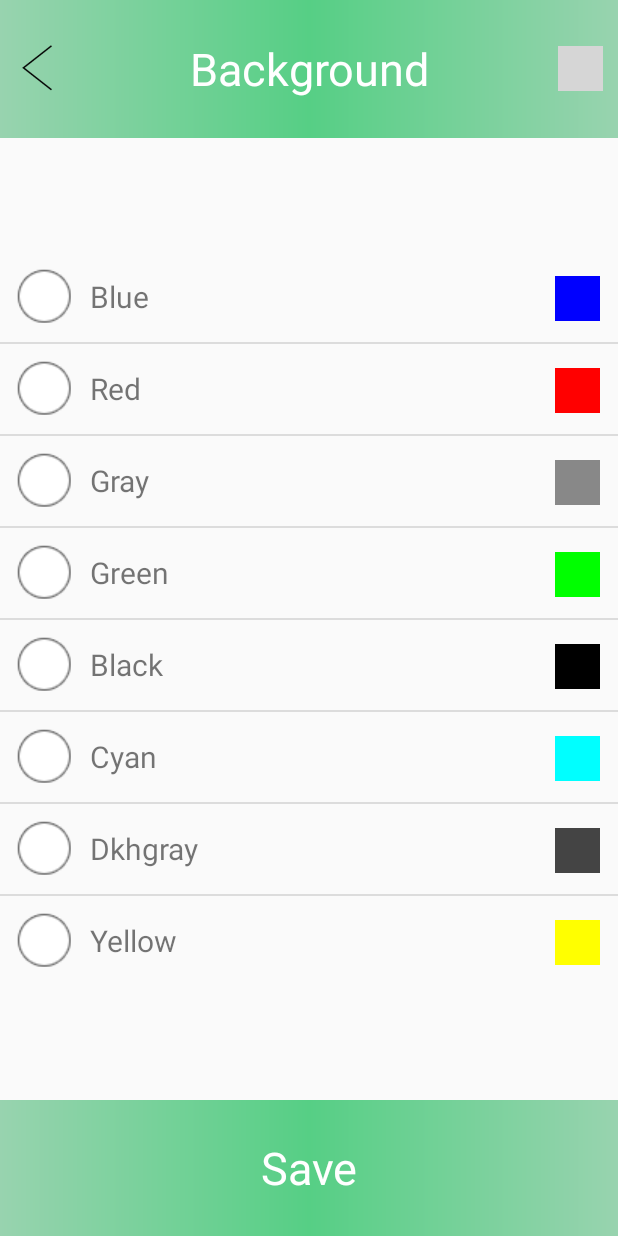
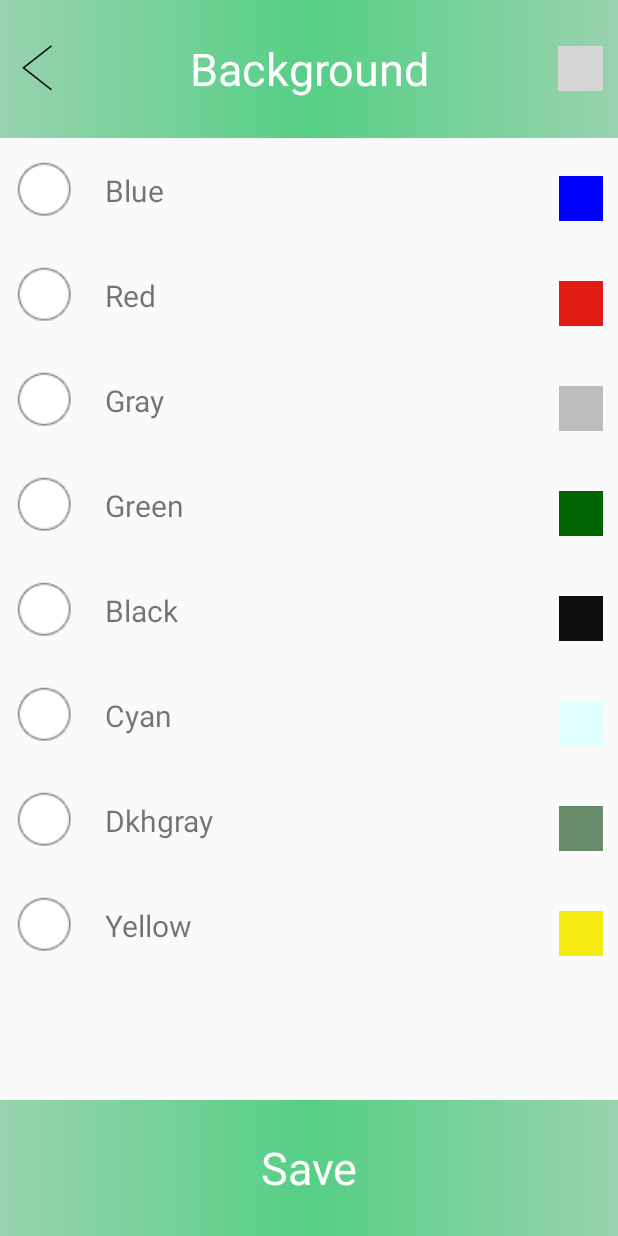
Before and after one commit to ngochung0902/Demo1, an Android app: the ActBackground screen opened directly, with no data from a screen before it, on a phone screen of 412 x 824 dp. Run offline under Robolectric (Android 15) with nearby library versions, the light colour scheme and no system bars; grey boxes are pictures that could not be loaded.

Commit message:
add single choice color

```diff
--- a/app/build.gradle
+++ b/app/build.gradle
@@ -23,4 +23,7 @@ dependencies {
     compile fileTree(dir: 'libs', include: ['*.jar'])
     testCompile 'junit:junit:4.12'
     compile 'com.android.support:appcompat-v7:25.3.1'
+
+    compile 'com.android.support:design:25.1.0'
+    compile 'com.android.support:recyclerview-v7:25.1.0'
 }
--- a/app/src/main/java/com/company/qts/Adapter/AdapterLVBackground.java
+++ /dev/null
@@ -1,60 +0,0 @@
-package com.company.qts.Adapter;
-
-import android.content.Context;
-import android.view.LayoutInflater;
-import android.view.View;
-import android.view.ViewGroup;
-import android.widget.BaseAdapter;
-import android.widget.ImageView;
-import android.widget.TextView;
-
-import com.company.qts.Object.LineLVBackground;
-import com.company.qts.demo1.R;
-
-import java.util.ArrayList;
-
-/**
- * Created by MyPC on 26/07/2017.
- */
-public class AdapterLVBackground extends BaseAdapter {
-
-    Context context;
-    ArrayList<LineLVBackground> arrayList;
-
-    public AdapterLVBackground(Context context, ArrayList<LineLVBackground> arrayList) {
-        this.context = context;
-        this.arrayList = arrayList;
-    }
-
-    @Override
-    public int getCount() {
-        return arrayList.size();
-    }
-
-    @Override
-    public Object getItem(int position) {
-        return arrayList.get(position);
-    }
-
-    @Override
-    public long getItemId(int position) {
-        return 0;
-    }
-
-    @Override
-    public View getView(int position, View convertView, ViewGroup parent) {
-        LayoutInflater inflater = (LayoutInflater) context.getSystemService(Context.LAYOUT_INFLATER_SERVICE);
-        convertView = inflater.inflate(R.layout.line_lv_background,null);
-
-        LineLVBackground lineLVBackground = arrayList.get(position);
-
-        TextView tv_viewcolor = (TextView) convertView.findViewById(R.id.tv_viewcolor);
-        TextView tv_namecolor = (TextView) convertView.findViewById(R.id.tv_namecolor);
-        ImageView img_nocheck = (ImageView) convertView.findViewById(R.id.img_nocheck);
-
-        img_nocheck.setImageResource(lineLVBackground.getImg_check());
-        tv_namecolor.setText(lineLVBackground.getNamecolor());
-        tv_viewcolor.setBackgroundColor(lineLVBackground.getImg_colorview());
-        return convertView;
-    }
-}
--- /dev/null
+++ b/app/src/main/java/com/company/qts/Adapter/SingleCheckAdapter.java
@@ -0,0 +1,94 @@
+package com.company.qts.Adapter;
+
+import android.content.Context;
+import android.support.v7.widget.RecyclerView;
+import android.view.LayoutInflater;
+import android.view.View;
+import android.view.ViewGroup;
+import android.widget.AdapterView;
+import android.widget.RadioButton;
+import android.widget.TextView;
+
+import com.company.qts.Object.LineLVBackground;
+import com.company.qts.demo1.R;
+
+import java.util.List;
+
+/**
+ * Created by MyPC on 26/07/2017.
+ */
+public class SingleCheckAdapter extends RecyclerView.Adapter<SingleCheckAdapter.SingleCheckViewHolder> {
+
+    private int mSelectedItem = -1;
+    private List<LineLVBackground> mSingleCheckList;
+    private Context mContext;
+    private AdapterView.OnItemClickListener onItemClickListener;
+
+    public SingleCheckAdapter(Context context, List<LineLVBackground> listItems) {
+        mContext = context;
+        mSingleCheckList = listItems;
+    }
+
+    @Override
+    public SingleCheckViewHolder onCreateViewHolder(ViewGroup viewGroup, int i) {
+        LayoutInflater inflater = LayoutInflater.from(mContext);
+        final View view = inflater.inflate(R.layout.line_lv_background, viewGroup, false);
+        return new SingleCheckViewHolder(view, this);
+    }
+
+    @Override
+    public void onBindViewHolder(SingleCheckViewHolder viewHolder, final int position) {
+        LineLVBackground item = mSingleCheckList.get(position);
+        try {
+            viewHolder.setDateToView(item, position);
+        } catch (Exception e) {
+            e.printStackTrace();
+        }
+    }
+
+    @Override
+    public int getItemCount() {
+        return mSingleCheckList.size();
+    }
+
+    public void setOnItemClickListener(AdapterView.OnItemClickListener onItemClickListener) {
+        this.onItemClickListener = onItemClickListener;
+    }
+
+
+    public void onItemHolderClick(SingleCheckViewHolder holder) {
+        if (onItemClickListener != null)
+            onItemClickListener.onItemClick(null, holder.itemView, holder.getAdapterPosition(), holder.getItemId());
+    }
+
+    class SingleCheckViewHolder extends RecyclerView.ViewHolder implements View.OnClickListener {
+
+        private SingleCheckAdapter mAdapter;
+        private RadioButton mRadio;
+        private TextView mText,tv_colorview;
+
+        public SingleCheckViewHolder(View itemView, final SingleCheckAdapter mAdapter) {
+            super(itemView);
+            this.mAdapter = mAdapter;
+
+            mText = (TextView) itemView.findViewById(R.id.tv_namecolor);
+            mRadio = (RadioButton) itemView.findViewById(R.id.img_nocheck);
+            tv_colorview = (TextView) itemView.findViewById(R.id.tv_viewcolor);
+            itemView.setOnClickListener(this);
+            mRadio.setOnClickListener(this);
+        }
+
+        public void setDateToView(LineLVBackground item, int position) throws Exception {
+            mRadio.setChecked(position == mSelectedItem);
+            mText.setText(item.getNamecolor());
+            tv_colorview.setBackgroundResource(item.getImg_colorview());
+        }
+
+        @Override
+        public void onClick(View v) {
+            mSelectedItem = getAdapterPosition();
+            notifyItemRangeChanged(0, mSingleCheckList.size());
+            mAdapter.onItemHolderClick(SingleCheckViewHolder.this);
+        }
+    }
+}
--- a/app/src/main/java/com/company/qts/Object/LineLVBackground.java
+++ b/app/src/main/java/com/company/qts/Object/LineLVBackground.java
@@ -18,6 +18,11 @@ public class LineLVBackground {
 
     public LineLVBackground(int img_check) {
         this.img_check = img_check;
+    }
+
+    public LineLVBackground(String namecolor, int img_colorview) {
+        this.namecolor = namecolor;
+        this.img_colorview = img_colorview;
     }
 
     public int getImg_check() {
--- a/app/src/main/java/com/company/qts/demo1/ActBackground.java
+++ b/app/src/main/java/com/company/qts/demo1/ActBackground.java
@@ -1,27 +1,35 @@
 package com.company.qts.demo1;
 
+import android.content.DialogInterface;
 import android.graphics.Color;
 import android.os.Bundle;
+import android.support.v7.app.AlertDialog;
 import android.support.v7.app.AppCompatActivity;
+import android.support.v7.widget.LinearLayoutManager;
+import android.support.v7.widget.RecyclerView;
 import android.view.View;
 import android.widget.AdapterView;
 import android.widget.ImageView;
 import android.widget.ListView;
 import android.widget.TextView;
 
-import com.company.qts.Adapter.AdapterLVBackground;
+import com.company.qts.Adapter.SingleCheckAdapter;
 import com.company.qts.Object.LineLVBackground;
 import com.company.qts.helper.QTSHelp;
 
 import java.util.ArrayList;
+import java.util.List;
 
 public class ActBackground extends AppCompatActivity implements AdapterView.OnItemClickListener {
 
-    private ArrayList<LineLVBackground> arrbackground = new ArrayList<>();
+//    private ArrayList<LineLVBackground> arrbackground = new ArrayList<>();
     ListView lv_background;
+    RecyclerView rclview;
     ImageView img_arrow;
     TextView tv_save;
     int color;
+    private List<LineLVBackground> mSingleCheckList = new ArrayList<>();
+    private SingleCheckAdapter mAdapter;
 
     @Override
     protected void onCreate(Bundle savedInstanceState) {
@@ -31,9 +39,11 @@ public class ActBackground extends AppCompatActivity implements AdapterView.OnIt
         initUI();
 
         dataarr();
-        AdapterLVBackground adapterlvbackground = new AdapterLVBackground(this,arrbackground);
-        lv_background.setAdapter(adapterlvbackground);
-        lv_background.setOnItemClickListener(this);
+
+        mAdapter = new SingleCheckAdapter(this, mSingleCheckList);
+        rclview.setLayoutManager(new LinearLayoutManager(this));
+        rclview.setAdapter(mAdapter);
+        mAdapter.setOnItemClickListener(this);
 
         img_arrow.setOnClickListener(new View.OnClickListener() {
             @Override
@@ -45,32 +55,48 @@ public class ActBackground extends AppCompatActivity implements AdapterView.OnIt
         tv_save.setOnClickListener(new View.OnClickListener() {
             @Override
             public void onClick(View v) {
-                QTSHelp.showToast(ActBackground.this,"save success!");
-                QTSHelp.setColor(ActBackground.this,color);
+                AlertDialog.Builder builder = new AlertDialog.Builder(ActBackground.this);
+                builder.setIcon(R.drawable.img_error);
+                builder.setTitle("Demo1");
+                builder.setMessage("Do you agree?");
+                builder.setPositiveButton("Yes", new DialogInterface.OnClickListener() {
+                    @Override
+                    public void onClick(DialogInterface dialog, int which) {
+                        QTSHelp.setColor(ActBackground.this, color);
+                        onBackPressed();
+                    }
+                });
+                builder.setNegativeButton("No", new DialogInterface.OnClickListener() {
+                    @Override
+                    public void onClick(DialogInterface dialog, int which) {
+
+                    }
+                });
+                builder.show();
             }
         });
     }
 
     private void dataarr() {
-        arrbackground.add((new LineLVBackground(R.drawable.img_nocheck,"Blue",Color.BLUE)));
-        arrbackground.add((new LineLVBackground(R.drawable.img_nocheck,"Red",Color.RED)));
-        arrbackground.add((new LineLVBackground(R.drawable.img_nocheck,"Gray",Color.GRAY)));
-        arrbackground.add((new LineLVBackground(R.drawable.img_nocheck,"Green",Color.GREEN)));
-        arrbackground.add((new LineLVBackground(R.drawable.img_nocheck,"Black",Color.BLACK)));
-        arrbackground.add((new LineLVBackground(R.drawable.img_nocheck,"Cyan",Color.CYAN)));
-        arrbackground.add((new LineLVBackground(R.drawable.img_nocheck,"Dkhgray",Color.DKGRAY)));
-        arrbackground.add((new LineLVBackground(R.drawable.img_nocheck,"Yellow",Color.YELLOW)));
+        mSingleCheckList.add((new LineLVBackground("Blue", R.color.blue)));
+        mSingleCheckList.add((new LineLVBackground("Red", R.color.red)));
+        mSingleCheckList.add((new LineLVBackground("Gray", R.color.gray)));
+        mSingleCheckList.add((new LineLVBackground("Green", R.color.green)));
+        mSingleCheckList.add((new LineLVBackground("Black",R.color.black)));
+        mSingleCheckList.add((new LineLVBackground("Cyan", R.color.cyan)));
+        mSingleCheckList.add((new LineLVBackground("Dkhgray", R.color.dkgray)));
+        mSingleCheckList.add((new LineLVBackground("Yellow", R.color.yellow)));
     }
 
     private void initUI() {
-        lv_background = (ListView) findViewById(R.id.lv_background);
         img_arrow = (ImageView) findViewById(R.id.img_arrow);
         tv_save = (TextView) findViewById(R.id.tv_save);
+        rclview = (RecyclerView) findViewById(R.id.rclview);
     }
 
     @Override
     public void onItemClick(AdapterView<?> parent, View view, int position, long id) {
-        switch (position){
+        switch (position) {
                     case 0:
                         color = Color.BLUE;
                         break;
@@ -90,7 +116,7 @@ public class ActBackground extends AppCompatActivity implements AdapterView.OnIt
                         color = Color.CYAN;
                         break;
                     case 6:
-                color=Color.DKGRAY;
+                        color = Color.DKGRAY;
                         break;
                     case 7:
                         color = Color.YELLOW;
--- a/app/src/main/java/com/company/qts/demo1/ActHome.java
+++ b/app/src/main/java/com/company/qts/demo1/ActHome.java
@@ -18,8 +18,6 @@ public class ActHome extends AppCompatActivity {
         super.onCreate(savedInstanceState);
         setContentView(R.layout.activity_act_home);
 
-
-
         initUI();
 
         img_sthome.setOnClickListener(new View.OnClickListener() {
@@ -30,11 +28,17 @@ public class ActHome extends AppCompatActivity {
                 startActivity(intent);
             }
         });
-        ln_home.setBackgroundColor(QTSHelp.getColor(this));
+       // ln_home.setBackgroundColor(QTSHelp.getColor(this));
     }
 
     public void initUI(){
         img_sthome = (ImageView) findViewById(R.id.img_sthome);
         ln_home = (LinearLayout) findViewById(R.id.ln_home);
     }
+
+    @Override
+    protected void onResume() {
+        super.onResume();
+        ln_home.setBackgroundColor(QTSHelp.getColor(this));
+    }
 }
--- a/app/src/main/java/com/company/qts/demo1/ActLogin.java
+++ b/app/src/main/java/com/company/qts/demo1/ActLogin.java
@@ -25,6 +25,7 @@ public class ActLogin extends AppCompatActivity {
     Button bt_submit;
     TextView tv_register;
     ProgressDialog myProgress;
+
     @Override
     protected void onCreate(Bundle savedInstanceState) {
         super.onCreate(savedInstanceState);
@@ -138,8 +139,4 @@ public class ActLogin extends AppCompatActivity {
         bt_submit = (Button) findViewById(R.id.bt_submit);
         tv_register = (TextView)findViewById(R.id.tv_register);
     }
-    public void onclickSubmit(){
-
-    }
-
 }
--- /dev/null
+++ b/app/src/main/res/drawable/customradiobutton.xml
@@ -0,0 +1,6 @@
+<?xml version="1.0" encoding="utf-8"?>
+<selector xmlns:android="http://schemas.android.com/apk/res/android" >
+    <item android:state_checked="false" android:drawable="@drawable/img_nocheck" />
+    <item android:state_checked="true" android:drawable="@drawable/img_yescheck" />
+    <item android:drawable="@drawable/img_nocheck" /> <!-- default -->
+</selector>
--- a/app/src/main/res/layout/activity_act_background.xml
+++ b/app/src/main/res/layout/activity_act_background.xml
@@ -38,12 +38,11 @@
         android:layout_height="match_parent"
         android:layout_weight="2">
 
-        <ListView
-            android:layout_width="wrap_content"
-            android:layout_height="wrap_content"
-            android:id="@+id/lv_background"
-            android:layout_gravity="center_vertical"
-            android:layout_weight="1" />
+        <android.support.v7.widget.RecyclerView
+            android:id="@+id/rclview"
+            android:layout_width="match_parent"
+            android:layout_height="match_parent"
+            android:layout_above="@+id/bottom_container" />
 
     </LinearLayout>
     <LinearLayout
--- a/app/src/main/res/layout/line_lv_background.xml
+++ b/app/src/main/res/layout/line_lv_background.xml
@@ -1,17 +1,19 @@
 <?xml version="1.0" encoding="utf-8"?>
 <LinearLayout xmlns:android="http://schemas.android.com/apk/res/android"
-    android:layout_width="match_parent"
-    android:layout_height="match_parent">
+    android:layout_width="wrap_content"
+    android:layout_height="wrap_content"
+    android:gravity="center">
     <LinearLayout
         android:layout_width="match_parent"
         android:layout_height="wrap_content"
         android:orientation="horizontal">
-        <ImageView
-            android:layout_width="wrap_content"
-            android:layout_height="wrap_content"
-            android:background="@drawable/img_nocheck"
+        <RadioButton
+            android:layout_width="50dp"
+            android:layout_height="50dp"
+            android:text=""
             android:id="@+id/img_nocheck"
-            android:layout_margin="10dp"/>
+            android:layout_margin="10dp"
+            android:button="@drawable/customradiobutton"/>
         <TextView
             android:gravity="center|left"
             android:id="@+id/tv_namecolor"
--- a/app/src/main/res/layout/line_lv_setting.xml
+++ b/app/src/main/res/layout/line_lv_setting.xml
@@ -1,5 +1,5 @@
 <?xml version="1.0" encoding="utf-8"?>
-<LinearLayout xmlns:android="http://schemas.android.com/apk/res/android"
+<RelativeLayout xmlns:android="http://schemas.android.com/apk/res/android"
     xmlns:tools="http://schemas.android.com/tools"
     android:layout_width="match_parent"
     android:layout_height="match_parent"
@@ -8,8 +8,9 @@
         android:layout_width="match_parent"
         android:layout_height="wrap_content"
         android:orientation="horizontal"
-        android:weightSum="1">
+        android:weightSum="0">
         <TextView
+
             android:id="@+id/tv_namesetting"
             android:gravity="center_vertical"
             android:layout_width="238dp"
@@ -26,4 +27,4 @@
             android:layout_height="30dp"
             android:background="@drawable/img_arrowright2"/>
     </LinearLayout>
-</LinearLayout>
+</RelativeLayout>
--- a/app/src/main/res/values/colors.xml
+++ b/app/src/main/res/values/colors.xml
@@ -5,5 +5,11 @@
     <color name="colorAccent">#FF4081</color>
     <color name="edtRegister">#03280c</color>
     <color name="blue">#0000FF</color>
-
+    <color name="red">#FFDF1B14</color>
+    <color name="gray">#BEBEBE</color>
+    <color name="green">#006400</color>
+    <color name="black">#0e0e0e</color>
+    <color name="cyan">#E0FFFF</color>
+    <color name="dkgray">#698B69</color>
+    <color name="yellow">#f4ec11</color>
 </resources>
```
Lines whose indentation alone changed are shown as unchanged.
